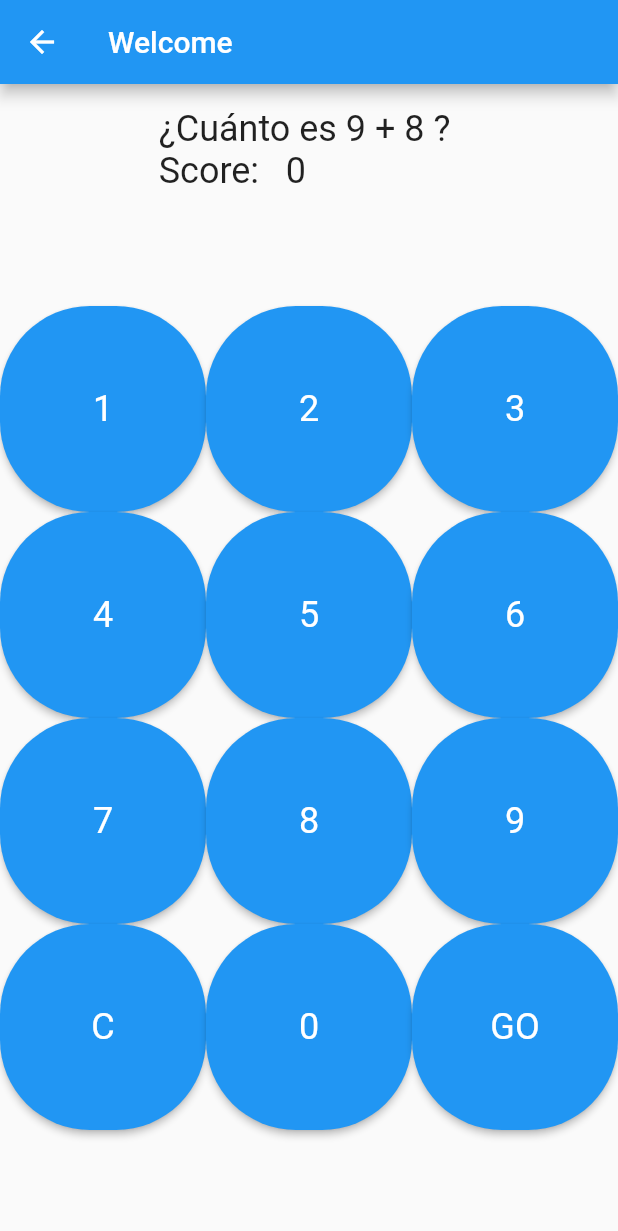
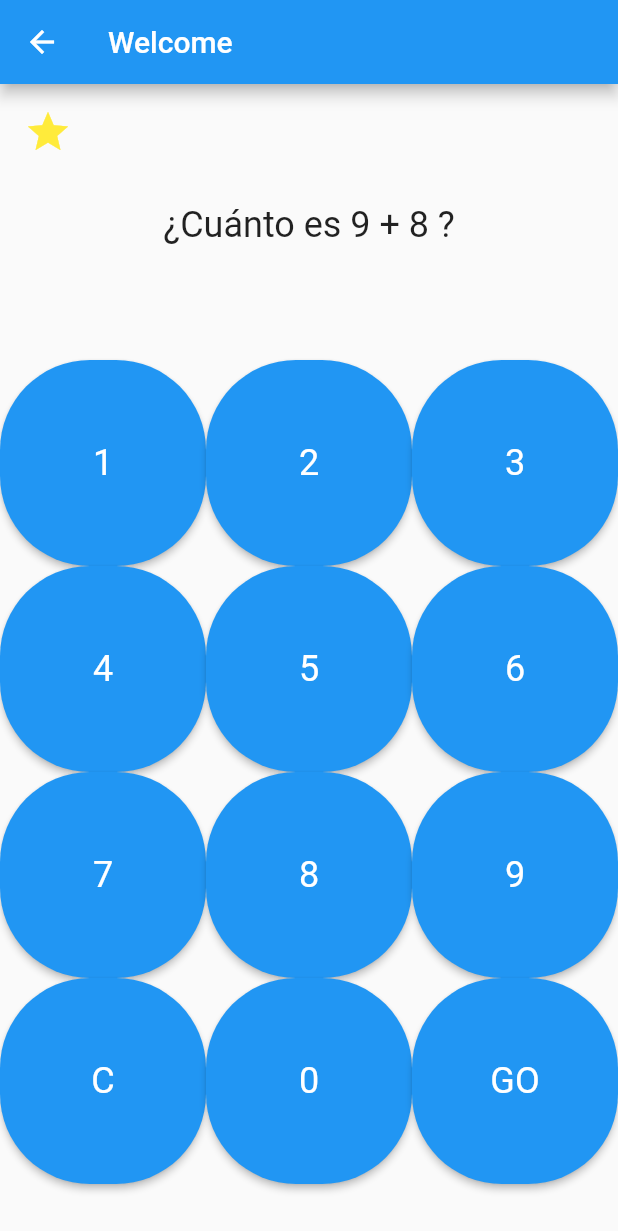
Before and after one commit to Oetam05/Movil_classProject, a Flutter app: the WelcomePage screen opened directly, after a tap on "¡Jugar!", after a tap on "GO", on a phone screen of 412 x 824 dp. Shown: the top 1231 px of the screen. Run offline on Flutter 3.47's test engine with Material 2 defaults, Android fonts, the phone set to English and light mode, and no system bars; our stand-ins replace connectivity, get, hive, hive_flutter, loggy; accounts and stored records are empty.

Commit message:
estrellas implementadas y score oculto

```diff
--- a/lib/domain/repositories/repository.dart
+++ b/lib/domain/repositories/repository.dart
@@ -11,7 +11,7 @@ class Repository {
   String get getToken => token;
   // the base url of the API should end without the /
   final String _baseUrl =
-      'http://ip172-18-0-76-ckmr7fogftqg00cno44g-8000.direct.labs.play-with-docker.com';
+      'http://ip172-18-0-4-ckmtqc8gftqg00cno7p0-8000.direct.labs.play-with-docker.com';
 
   Repository() {
     _authenticationDataSource = AuthenticationDatatasource();
--- a/lib/ui/controller/calculator_controller.dart
+++ b/lib/ui/controller/calculator_controller.dart
@@ -6,7 +6,7 @@ class CalculatorController extends GetxController {
   var score = 0;
   String op = "";
   int i = 0;
-  int difficulty = 0;
+  int difficulty = 1;
   final CalculatorUseCase calculatorUseCase = Get.find();
   String generateRandomNumbers() {
     if (score > 0 && score < 200) {
@@ -19,26 +19,26 @@ class CalculatorController extends GetxController {
     if (op.length == 1) {
       if (i < 6) {
         i++;
-        return '${calculatorUseCase.generateRandomNumbers(difficulty, op)} \nScore:  \t$score';
+        return '${calculatorUseCase.generateRandomNumbers(difficulty, op)} \nScore:\t$score \t$difficulty';
       } else {
         calculatorUseCase.saveScore(score, op);
-        return "Game Over \n Score: $score";
+        return "Game Over \n Score: $score \t$difficulty";
       }
     } else {
       if (i < 3) {
         i++;
-        return '${calculatorUseCase.generateRandomNumbers(difficulty, op.substring(0, 1))}\nScore: \t$score';
+        return '${calculatorUseCase.generateRandomNumbers(difficulty, op.substring(0, 1))}\nScore:\t$score \t$difficulty';
       } else if (i < 6 && i >= 3) {
         i++;
-        return '${calculatorUseCase.generateRandomNumbers(difficulty, op.substring(1))}\nScore: \t$score';
+        return '${calculatorUseCase.generateRandomNumbers(difficulty, op.substring(1))}\nScore:\t$score \t$difficulty';
       } else {
         calculatorUseCase.saveScore(score, op);
-        return "Game Over \n Score: $score";
+        return "Game Over \n Score: $score \t$difficulty";
       }
     }
   }
 
-  Future<int> getHighScore(String op) async{
+  Future<int> getHighScore(String op) async {
     return calculatorUseCase.getHighScore(op);
   }
 
--- a/lib/ui/pages/content/playing_page.dart
+++ b/lib/ui/pages/content/playing_page.dart
@@ -1,6 +1,7 @@
 import 'package:f_web_authentication/ui/pages/content/welcome_page.dart';
 import 'package:flutter/material.dart';
 import 'package:get/get.dart';
+import 'package:http/http.dart';
 import '../../controller/authentication_controller.dart';
 import '../../controller/calculator_controller.dart';
 
@@ -10,20 +11,37 @@ class PlayingPage extends StatefulWidget {
   State<PlayingPage> createState() => _PlayingPageState();
 }
 
+List<Icon> getStars(String difficulty) {
+  int stars = int.parse(difficulty);
+
+  return List.generate(stars, (_) {
+    return const Icon(
+      Icons.star,
+      size: 32,
+      color: Colors.yellow,
+    );
+  });
+}
+
 class _PlayingPageState extends State<PlayingPage> {
   AuthenticationController authenticationController = Get.find();
   final CalculatorController calculatorController = Get.find();
   String question = "";
   int finish = 0;
+  var difficulty = '1';
+  var stars = getStars("1");
+
   @override
   void initState() {
     super.initState();
     final operation = Get.arguments as String;
-    print(operation);
     calculatorController.setOp(operation);
 
-    question = calculatorController
-        .generateRandomNumbers(); // Genera nuevos números aleatorios cuando entras a la pantalla
+    question = calculatorController.generateRandomNumbers();
+    print(question.split(
+        '\t')); // Genera nuevos números aleatorios cuando entras a la pantalla
+    difficulty = (question.split('\t')[2]);
+    question = question.split('\n')[0];
     calculatorController.clearInput();
   }
 
@@ -45,10 +63,17 @@ class _PlayingPageState extends State<PlayingPage> {
         key: const Key('bodyColumn'),
         children: [
           Padding(
+            key: const Key('difficultyPadding'),
+            padding: const EdgeInsets.all(16.0),
+            child: Row(
+              children: stars,
+            ),
+          ),
+          Padding(
             key: const Key('questionPadding'),
             padding: const EdgeInsets.all(16.0),
             child: Text(
-              question,
+              question.substring(0, question.length - 1),
               key: const Key('questionText'),
               style: const TextStyle(fontSize: 24.0),
             ),
@@ -97,6 +122,11 @@ class _PlayingPageState extends State<PlayingPage> {
                           setState(() {
                             question =
                                 calculatorController.generateRandomNumbers();
+                            difficulty = finish < 5
+                                ? (question.split('\t')[2])
+                                : difficulty;
+                            stars = getStars(difficulty);
+                            question = question.split('\n')[0];
                           });
                         } else {
                           // Si ya se han generado 6 preguntas, se termina el juego
```
Also changed, not shown: assets/img/estrella.png (added), pubspec.lock.
